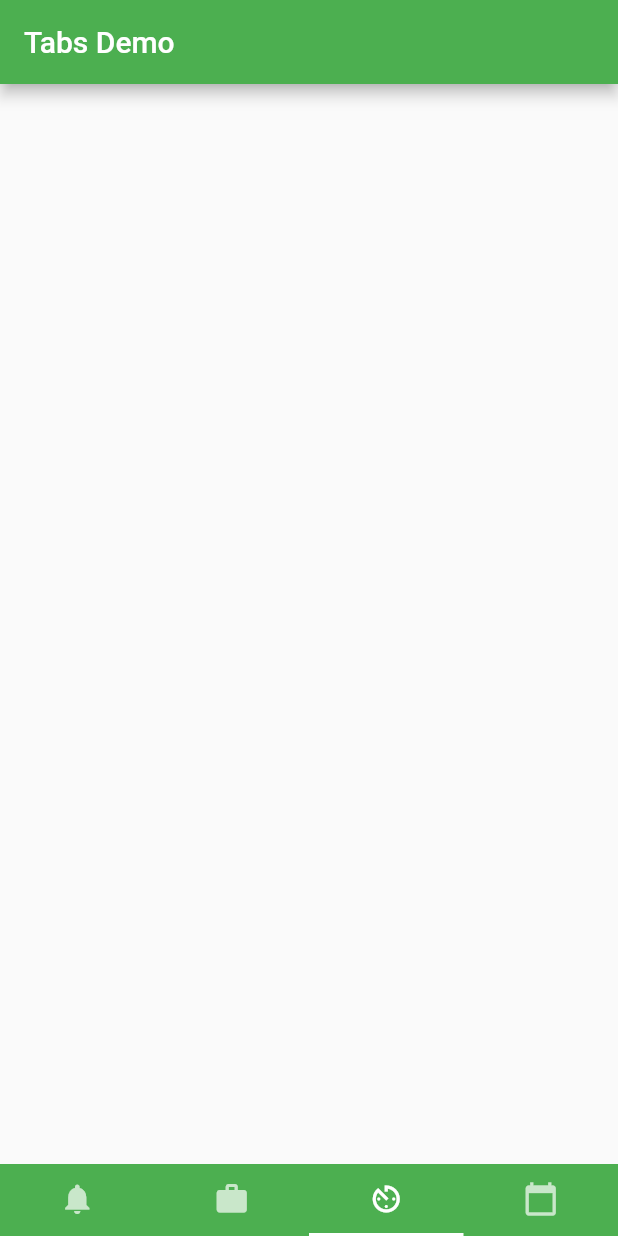
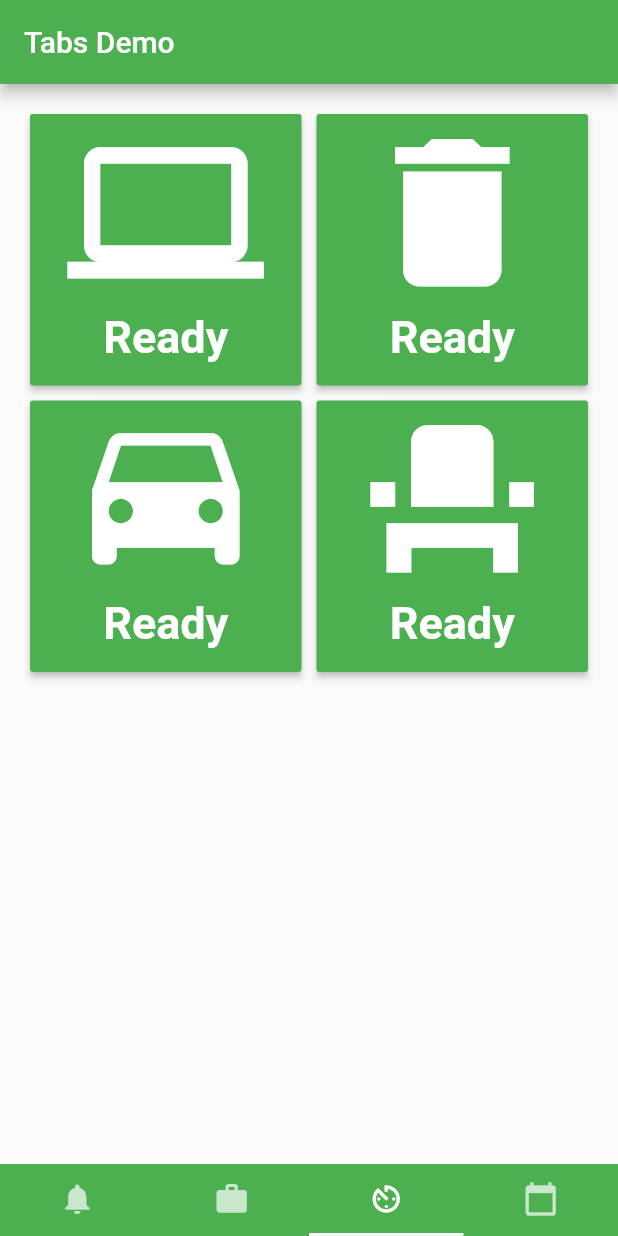
Before and after one commit to ChoreUs/choreus, a Flutter app: the screen it shows after launch, item 3 of the bottom bar chosen, on a phone screen of 412 x 824 dp. Run offline on Flutter 3.47's test engine with Material 2 defaults, Android fonts, the phone set to English and light mode, and no system bars; our stand-ins replace timer_builder.

Commit message:
Completed Timers

```diff
--- a/lib/timer.dart
+++ b/lib/timer.dart
@@ -1,19 +1,118 @@
 import 'package:flutter/material.dart';
+import 'package:timer_builder/timer_builder.dart';
 
 class Timer extends StatefulWidget {
-  Timer({Key key, this.title}) : super(key: key);
+  Timer({Key key, this.symbol}) : super(key: key);
 
-  final String title;
+  final IconData symbol;
 
   @override
-  _TimerState createState() => _TimerState();
+  _TimerState createState() => _TimerState(symbol);
 }
 
 class _TimerState extends State<Timer> {
 
+  bool isRunning;
+  IconData symbol;
+  DateTime alertTime;
+
+  _TimerState(symbol)
+  {
+    isRunning = false;
+    this.symbol = symbol;
+  }
+
+   @override
+  void initState() {
+    super.initState();
+    alertTime = DateTime.now().subtract(Duration(seconds: 10));
+  }
+
   @override
   Widget build(BuildContext context) {
-   return Text("timer");
+   return LayoutBuilder(
+        builder:(context, constraint)
+        {
+          return SizedBox.expand(
+            child: RaisedButton(
+              color: getPrimaryColor(),
+              splashColor: getSecondaryColor(),
+              child: Column(children: <Widget>[
+              Icon(symbol, size:constraint.biggest.width - 50, color: Colors.white),
+              TimerBuilder.periodic(Duration(seconds: 1),
+                builder: (context) {
+                  final now = DateTime.now();
+                  var remaining = alertTime.difference(now);
+                  updateRunState();
+                  if(isRunning)
+                  {
+                    return Text(formatDuration(remaining),
+                      style:TextStyle(fontWeight: FontWeight.bold,
+                      color: Colors.white,
+                      fontSize: 30));
+                  }
+                  else
+                  {
+                    return Text("Ready",
+                      style:TextStyle(fontWeight: FontWeight.bold,
+                      color: Colors.white,
+                      fontSize: 30));
+                  }
+
+                })
+              ],
+            ),
+            onPressed: () {
+              resetTimer();
+            },
+          )
+        );
+      }
+    );
   }
 
+  //Changes Background on timer finish
+  Color getPrimaryColor()
+  {
+      Duration difference = alertTime.difference(DateTime.now());
+      if(!isRunning && difference.inSeconds < 0)
+        return Colors.green;
+      else
+        return Colors.red;
+  }
+
+
+  Color getSecondaryColor()
+  {
+    Duration difference = alertTime.difference(DateTime.now());
+    if(isRunning && difference.inSeconds < 0)
+      return Colors.red;
+    else
+      return Colors.green;
+  }
+
+  void updateRunState()
+  {
+    Duration difference = alertTime.difference(DateTime.now());
+    if(difference.inSeconds < 0)
+      isRunning = false;
+    else
+      isRunning = true;
+  }
+
+  void resetTimer()
+  {
+    setState(() {
+      alertTime = DateTime.now().add(Duration(seconds: 10));
+    });
+  }
+
+  String formatDuration(Duration d) {
+    String f(int n) {
+      return n.toString().padLeft(2, '0');
+    }
+    // We want to round up the remaining time to the nearest second
+    d += Duration(microseconds: 999999);
+    return "${f(d.inMinutes)}:${f(d.inSeconds%60)}";
+  }
 }
--- a/lib/timers.dart
+++ b/lib/timers.dart
@@ -1,4 +1,6 @@
 import 'package:flutter/material.dart';
+
+import 'timer.dart';
 
 class TimersPage extends StatefulWidget {
   TimersPage({Key key, this.title}) : super(key: key);
@@ -22,7 +24,10 @@ class _TimersPageState extends State<TimersPage> {
           mainAxisSpacing: 10,
           crossAxisCount: 2,
           children: <Widget>[
-
+            Timer(symbol: Icons.computer),
+            Timer(symbol: Icons.delete),
+            Timer(symbol: Icons.drive_eta),
+            Timer(symbol: Icons.event_seat),
           ]
         )
       );
--- a/pubspec.yaml
+++ b/pubspec.yaml
@@ -23,6 +23,7 @@ dependencies:
   # The following adds the Cupertino Icons font to your application.
   # Use with the CupertinoIcons class for iOS style icons.
   cupertino_icons: ^0.1.2
+  timer_builder: ^1.3.0
 
 dev_dependencies:
   flutter_test:
```
